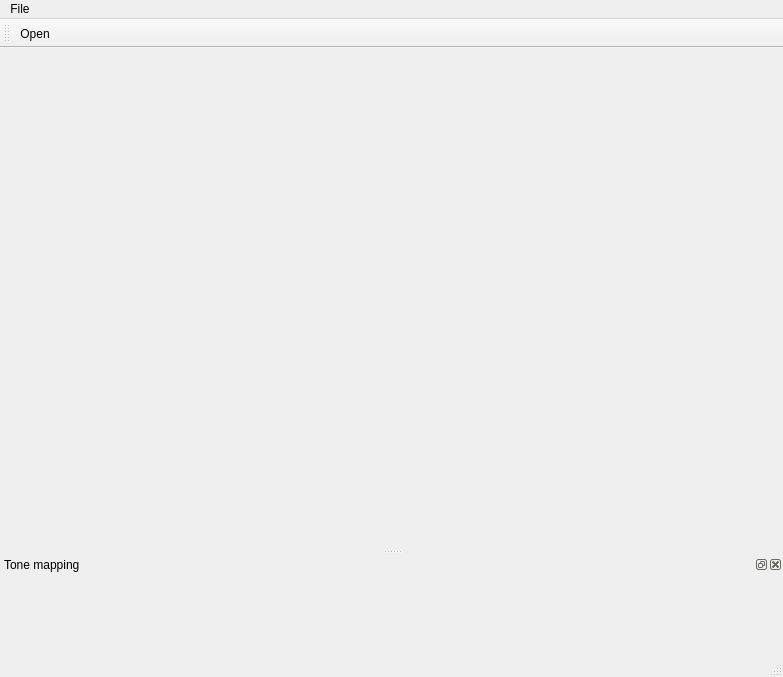
This is mainwindow.ui in ziman/leveler as Qt 5 draws it before an edit. The edited form follows.
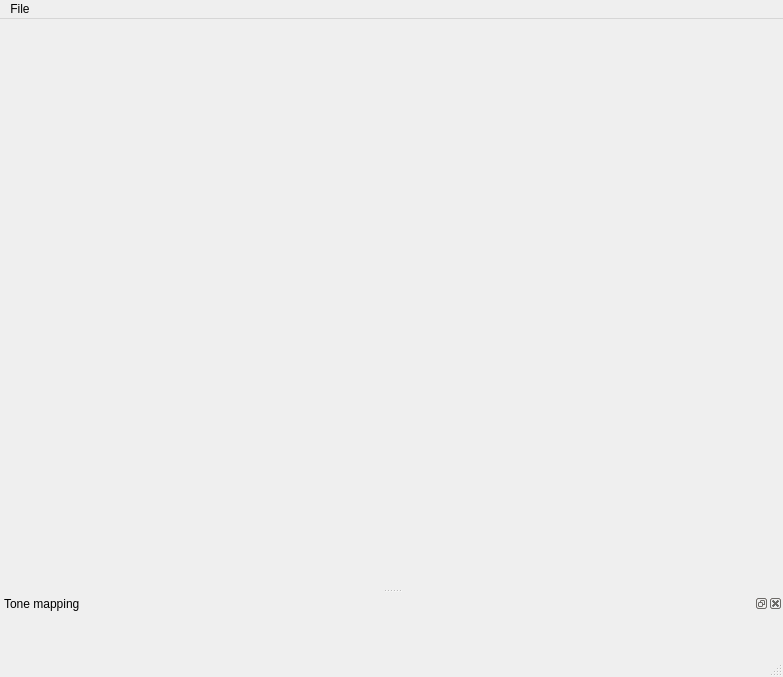
This is the edited form. Icons and pictures are not drawn. Custom widgets are drawn as their Qt base class.

Commit message: Main toolbar removed, UI tuning.

The edit to the form file:
```diff
--- a/mainwindow.ui
+++ b/mainwindow.ui
@@ -35,7 +35,7 @@
          <x>0</x>
          <y>0</y>
          <width>779</width>
-         <height>372</height>
+         <height>411</height>
         </rect>
        </property>
        <layout class="QHBoxLayout" name="horizontalLayout_2">
@@ -83,15 +83,6 @@
    </widget>
    <addaction name="menuFile"/>
   </widget>
-  <widget class="QToolBar" name="mainToolBar">
-   <attribute name="toolBarArea">
-    <enum>TopToolBarArea</enum>
-   </attribute>
-   <attribute name="toolBarBreak">
-    <bool>false</bool>
-   </attribute>
-   <addaction name="actionOpen"/>
-  </widget>
   <widget class="QStatusBar" name="statusBar"/>
   <widget class="QDockWidget" name="dockWidget_2">
    <property name="sizePolicy">
@@ -103,7 +94,7 @@
    <property name="minimumSize">
     <size>
      <width>70</width>
-     <height>100</height>
+     <height>58</height>
     </size>
    </property>
    <property name="windowTitle">
@@ -122,6 +113,12 @@
          <verstretch>0</verstretch>
         </sizepolicy>
        </property>
+       <property name="minimumSize">
+        <size>
+         <width>20</width>
+         <height>20</height>
+        </size>
+       </property>
       </widget>
      </item>
     </layout>
```
